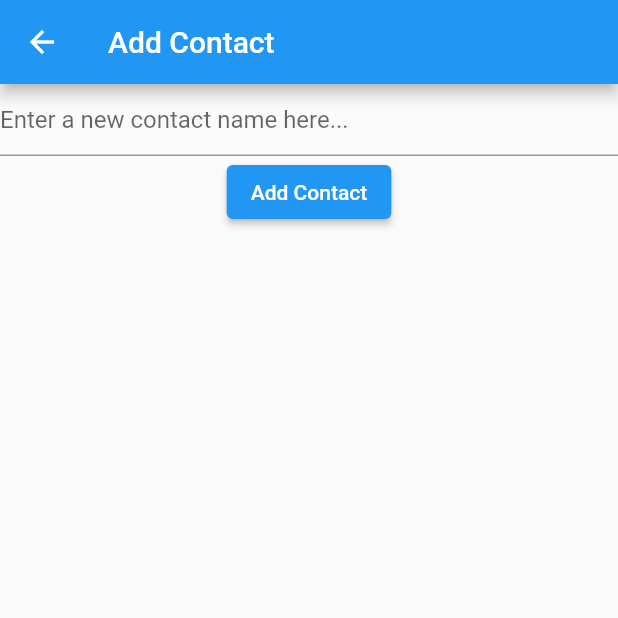
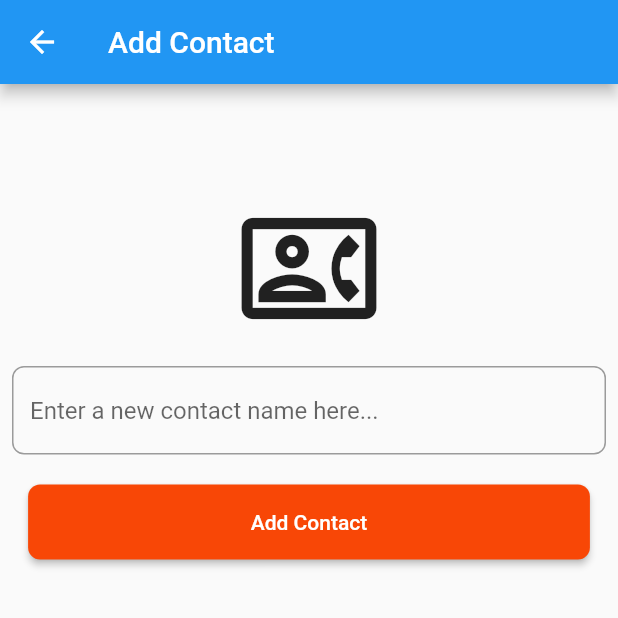
Before and after one commit to vedintech007/contact-app-flutter, a Flutter app: the screen it shows after launch, after a tap on the "add" icon, on a phone screen of 412 x 824 dp, the top half of it. Run offline on Flutter 3.47's test engine with Material 2 defaults, Android fonts, the phone set to English and light mode, and no system bars.

Commit message:
design updates

```diff
--- a/lib/add_contact/add_contact_view.dart
+++ b/lib/add_contact/add_contact_view.dart
@@ -30,15 +30,44 @@ class _NewContactViewState extends State<NewContactView> {
       appBar: AppBar(
         title: const Text("Add Contact"),
       ),
-      body: Column(
+      body: Padding(
+        padding: const EdgeInsets.all(8.0),
+        child: Column(
           children: [
+            const SizedBox(height: 70),
+            const Icon(
+              Icons.contact_phone_outlined,
+              size: 90,
+            ),
+            const SizedBox(height: 20),
             TextField(
               controller: _controller,
-            decoration: const InputDecoration(
+              decoration: InputDecoration(
                 hintText: "Enter a new contact name here...",
+                border: const OutlineInputBorder(
+                  borderSide: BorderSide(
+                    color: Color(0xffb4b4b4),
+                  ),
+                  borderRadius: BorderRadius.all(
+                    Radius.circular(8),
                   ),
                 ),
+                errorBorder: OutlineInputBorder(
+                  borderRadius: BorderRadius.circular(5),
+                  borderSide: const BorderSide(color: Colors.red),
+                  gapPadding: 10,
+                ),
+              ),
+            ),
+            const SizedBox(height: 20),
             ElevatedButton(
+              style: ElevatedButton.styleFrom(
+                fixedSize: Size(MediaQuery.of(context).size.width / 1.1, 50),
+                backgroundColor: const Color(0xFFF84706),
+                shape: RoundedRectangleBorder(
+                  borderRadius: BorderRadius.circular(8),
+                ),
+              ),
               onPressed: () {
                 final contact = Contact(name: _controller.text);
 
@@ -49,6 +78,7 @@ class _NewContactViewState extends State<NewContactView> {
             ),
           ],
         ),
+      ),
     );
   }
 }
--- /dev/null
+++ b/lib/constants/routes.dart
@@ -0,0 +1,5 @@
+import 'package:vanilla_contact_app/add_contact/add_contact_view.dart';
+
+var routes = {
+  '/new-contact': (context) => const NewContactView(),
+};
--- a/lib/homepage/home.dart
+++ b/lib/homepage/home.dart
@@ -23,11 +23,14 @@ class HomePage extends StatelessWidget {
                   ContactBook().remove(contact: contact);
                 },
                 key: ValueKey(contact.id),
-                child: Material(
-                  color: Colors.white,
-                  elevation: 6,
-                  child: ListTile(
-                    title: Text(contact.name),
+                child: Padding(
+                  padding: const EdgeInsets.all(8.0),
+                  child: Material(
+                    color: Colors.white,
+                    elevation: 2,
+                    child: ListTile(
+                      title: Text(contact.name),
+                    ),
                   ),
                 ),
               );
@@ -36,6 +39,7 @@ class HomePage extends StatelessWidget {
         },
       ),
       floatingActionButton: FloatingActionButton(
+        tooltip: "Add Contact",
         child: const Icon(Icons.add),
         onPressed: () async {
           await Navigator.of(context).pushNamed('/new-contact');
--- a/lib/main.dart
+++ b/lib/main.dart
@@ -1,30 +1,33 @@
 import 'package:flutter/material.dart';
 import 'package:vanilla_contact_app/add_contact/add_contact_view.dart';
+import 'package:vanilla_contact_app/constants/routes.dart';
 import 'package:vanilla_contact_app/homepage/home.dart';
 import 'package:vanilla_contact_app/models/contact_model.dart';
+import 'package:vanilla_contact_app/widgets/dismiss_keyboard.dart';
 
 void main() {
   runApp(
-    MaterialApp(
-      debugShowCheckedModeBanner: false,
-      title: "Contact App",
-      theme: ThemeData(
-        primarySwatch: Colors.blue,
+    DismissKeyboard(
+      child: MaterialApp(
+        debugShowCheckedModeBanner: false,
+        title: "Contact App",
+        theme: ThemeData(
+          primarySwatch: Colors.blue,
+        ),
+        home: const HomePage(),
+        routes: routes,
       ),
-      home: const HomePage(),
-      routes: {
-        '/new-contact': (context) => const NewContactView(),
-      },
     ),
   );
 }
 
 class ContactBook extends ValueNotifier<List<Contact>> {
+  // singleton pattern for contact book
   ContactBook._sharedInstance() : super([]);
-
   static final ContactBook _shared = ContactBook._sharedInstance();
   factory ContactBook() => _shared;
 
+  // array to store the contacts
   // final List<Contact> _contacts = [];
 
   int get length => value.length;
--- /dev/null
+++ b/lib/widgets/dismiss_keyboard.dart
@@ -0,0 +1,20 @@
+import 'package:flutter/cupertino.dart';
+
+class DismissKeyboard extends StatelessWidget {
+  final Widget child;
+
+  const DismissKeyboard({Key? key, required this.child}) : super(key: key);
+
+  @override
+  Widget build(BuildContext context) {
+    return GestureDetector(
+      onTap: () {
+        FocusScopeNode currentFocus = FocusScope.of(context);
+        if (!currentFocus.hasPrimaryFocus && currentFocus.focusedChild != null) {
+          FocusManager.instance.primaryFocus?.unfocus();
+        }
+      },
+      child: child,
+    );
+  }
+}
```
Lines whose indentation alone changed are shown as unchanged.
